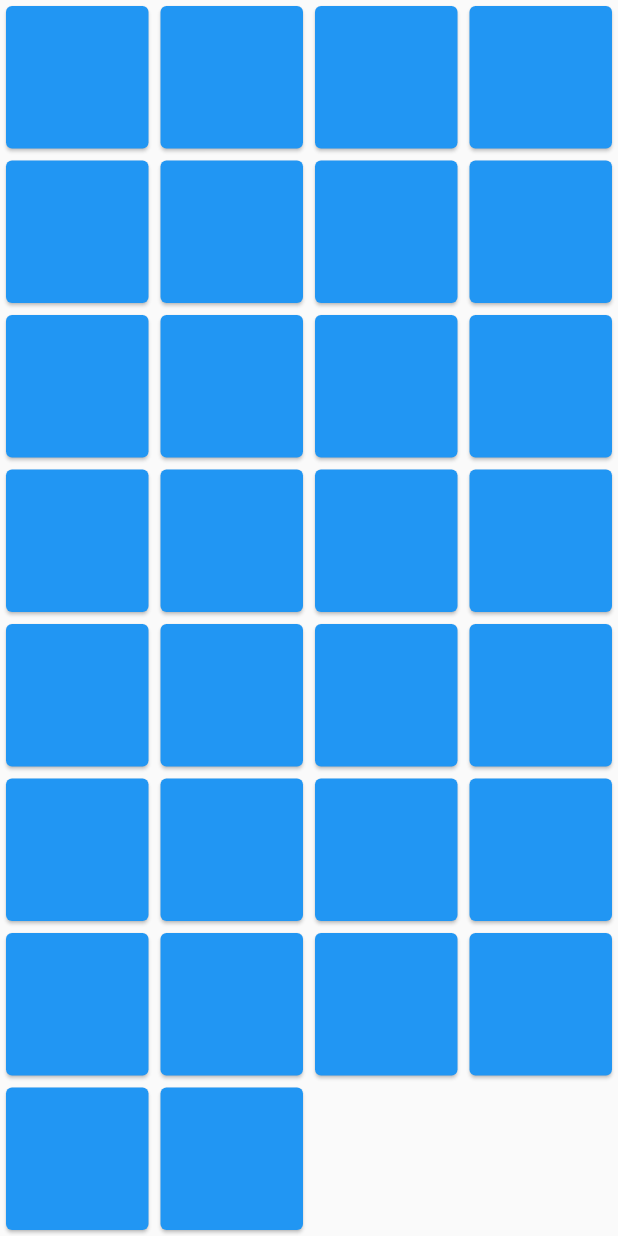
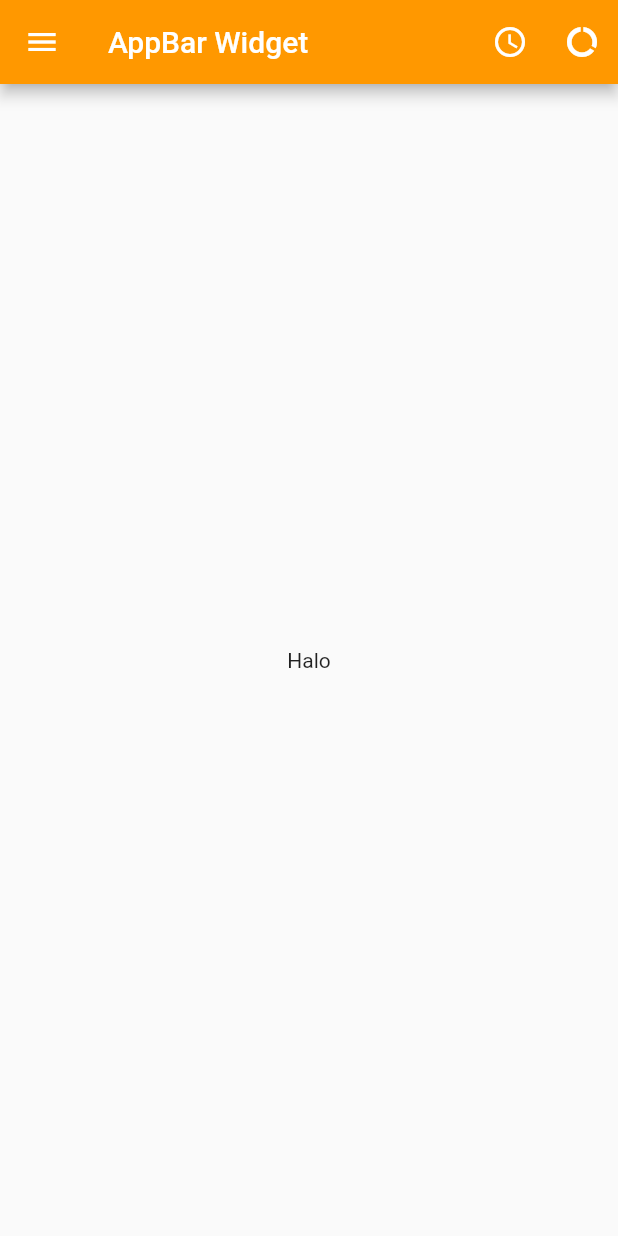
Before and after one commit to rinapratama335/udaflutter, a Flutter app: the screen it shows after launch, on a phone screen of 412 x 824 dp. Run offline on Flutter 3.47's test engine with Material 2 defaults, Android fonts, the phone set to English and light mode, and no system bars.

Commit message:
appBar widget dan leading action di appBar (#8)
Co-authored-by: irwantowibowotech <irwantowibowotech@gmail.com>

```diff
--- a/lib/main.dart
+++ b/lib/main.dart
@@ -1,7 +1,7 @@
 import 'package:flutter/material.dart';
 
 void main() {
-  runApp(new MaterialApp(home: new MyApp(),));
+  runApp(new MaterialApp(home: new MyApp()));
 }
 
 class MyApp extends StatefulWidget {
@@ -9,27 +9,48 @@ class MyApp extends StatefulWidget {
   _MyAppState createState() => _MyAppState();
 }
 
+// AppBar
+/*
 class _MyAppState extends State<MyApp> {
-  List<int> itemgrid = new List();
-
-  @override
-  void initState() {
-    for(int i = 0; i < 30; i++) itemgrid.add(i);
-  }
-
   @override
   Widget build(BuildContext context) {
     return new Scaffold(
-      body: new GridView.builder(
-          itemCount: itemgrid.length,
-          gridDelegate: new SliverGridDelegateWithFixedCrossAxisCount(crossAxisCount: 4),
-          itemBuilder: (BuildContext context, int index) {
-            return new Card(
-              color: Colors.blue,
-              child: new Padding(padding: const EdgeInsets.all(25.0)),
-            );
-          }
+      appBar: new AppBar(
+        backgroundColor: Colors.orange,
+        title: new Text('Appbar Widget'),
+        titleSpacing: 80.0,
+        elevation: 35.0,
+        toolbarOpacity: 0.5,
       ),
     );
   }
 }
+*/
+
+// AppBar dengan Leading Action
+class _MyAppState extends State<MyApp> {
+  String txt = 'Halo';
+  @override
+  Widget build(BuildContext context) {
+    return new Scaffold(
+      appBar: new AppBar(
+        backgroundColor: Colors.orange,
+        title: new Text('AppBar Widget'),
+        leading: new Icon(Icons.menu),
+        actions: <Widget>[
+          new IconButton(
+              icon: new Icon(Icons.access_time),
+              onPressed: () => {txt = 'This is Arrow Button'}
+              ),
+          new IconButton(
+              icon: new Icon(Icons.data_usage),
+              onPressed: () => {txt = 'This is Data Button'}
+          )
+        ],
+      ),
+      body: new Center(
+        child: new Text(txt),
+      ),
+    );
+  }
+}
```
